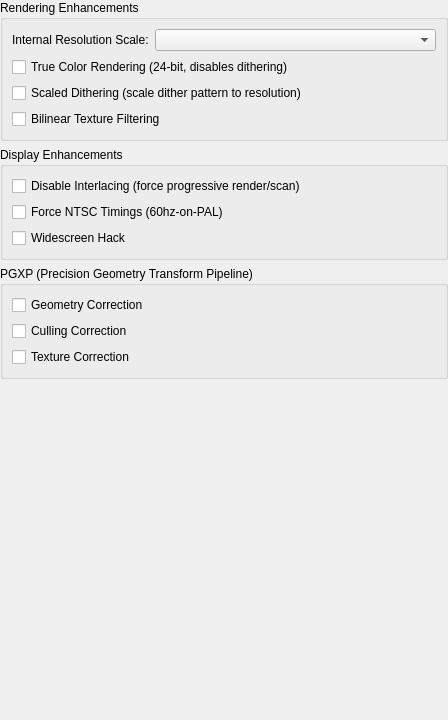
Old version of the form src/duckstation-qt/enhancementsettingswidget.ui in the repository kofxi3584karlayang/duckstation.
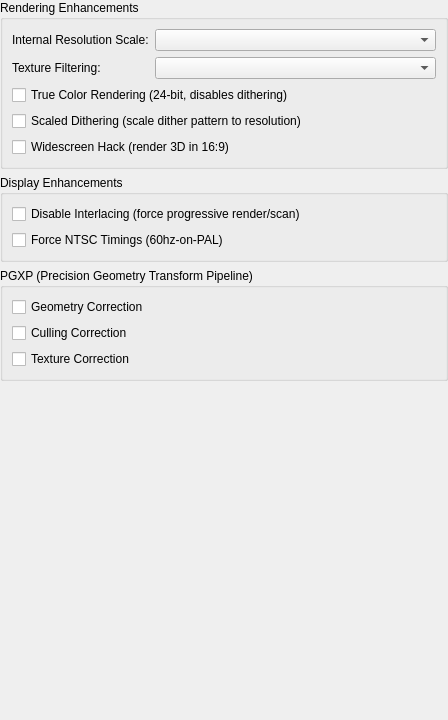
New version of the form.

Commit message:
GPU/HW: Add JINC2 and xBRZ texture filtering options
Shaders ported from beetle-psx.

Diff of the .ui file:
```diff
--- a/src/duckstation-qt/enhancementsettingswidget.ui
+++ b/src/duckstation-qt/enhancementsettingswidget.ui
@@ -42,24 +42,34 @@
           <item row="0" column="1">
            <widget class="QComboBox" name="resolutionScale"/>
           </item>
-          <item row="1" column="0" colspan="2">
+          <item row="1" column="0">
+           <widget class="QLabel" name="label_3">
+            <property name="text">
+             <string>Texture Filtering:</string>
+            </property>
+           </widget>
+          </item>
+          <item row="1" column="1">
+           <widget class="QComboBox" name="textureFiltering"/>
+          </item>
+          <item row="2" column="0" colspan="2">
            <widget class="QCheckBox" name="trueColor">
             <property name="text">
              <string>True Color Rendering (24-bit, disables dithering)</string>
             </property>
            </widget>
           </item>
-          <item row="2" column="0" colspan="2">
+          <item row="3" column="0" colspan="2">
            <widget class="QCheckBox" name="scaledDithering">
             <property name="text">
              <string>Scaled Dithering (scale dither pattern to resolution)</string>
             </property>
            </widget>
           </item>
-          <item row="3" column="0" colspan="2">
-           <widget class="QCheckBox" name="linearTextureFiltering">
+          <item row="4" column="0" colspan="2">
+           <widget class="QCheckBox" name="widescreenHack">
             <property name="text">
-             <string>Bilinear Texture Filtering</string>
+             <string>Widescreen Hack (render 3D in 16:9)</string>
             </property>
            </widget>
           </item>
@@ -86,13 +96,6 @@
             </property>
            </widget>
           </item>
-          <item row="2" column="0" colspan="2">
-           <widget class="QCheckBox" name="widescreenHack">
-            <property name="text">
-             <string>Widescreen Hack</string>
-            </property>
-           </widget>
-          </item>
          </layout>
         </widget>
        </item>
```
The commit also changes 18 other files.
